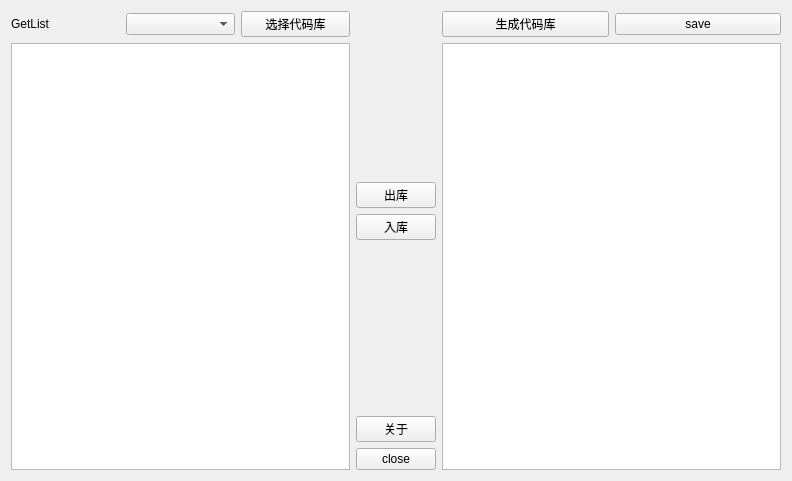
Above: auto_c_code/autoccode.ui from yjduoduo/auto_c_code before the change. Below: the same form after it.
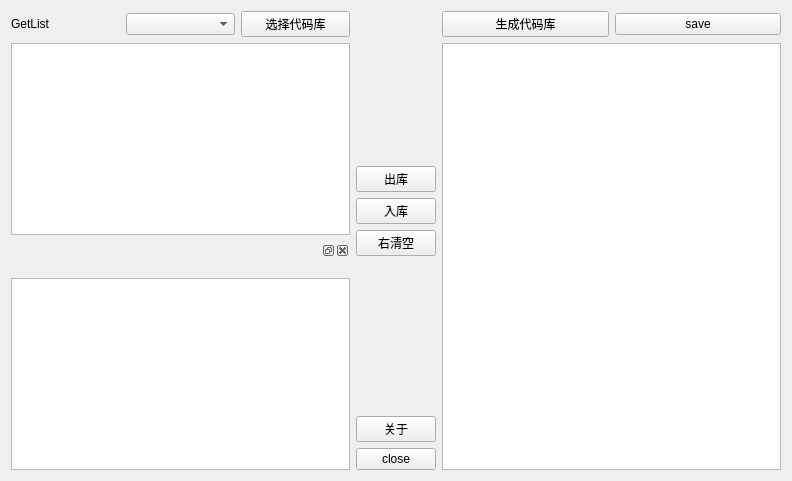
That is the form after the change.

```diff
--- a/auto_c_code/autoccode.ui
+++ b/auto_c_code/autoccode.ui
@@ -44,6 +44,14 @@
            </item>
           </layout>
          </item>
+         <item>
+          <widget class="QListWidget" name="listWidget_codeview"/>
+         </item>
+         <item>
+          <widget class="QDockWidget" name="dockWidget">
+           <widget class="QWidget" name="dockWidgetContents"/>
+          </widget>
+         </item>
          <item>
           <widget class="QTextEdit" name="codeshow_textEdit"/>
          </item>
@@ -80,6 +88,13 @@
          </property>
         </widget>
        </item>
+       <item>
+        <widget class="QPushButton" name="rightclear_btn">
+         <property name="text">
+          <string>右清空</string>
+         </property>
+        </widget>
+       </item>
        <item>
         <spacer name="verticalSpacer_3">
          <property name="orientation">
```
